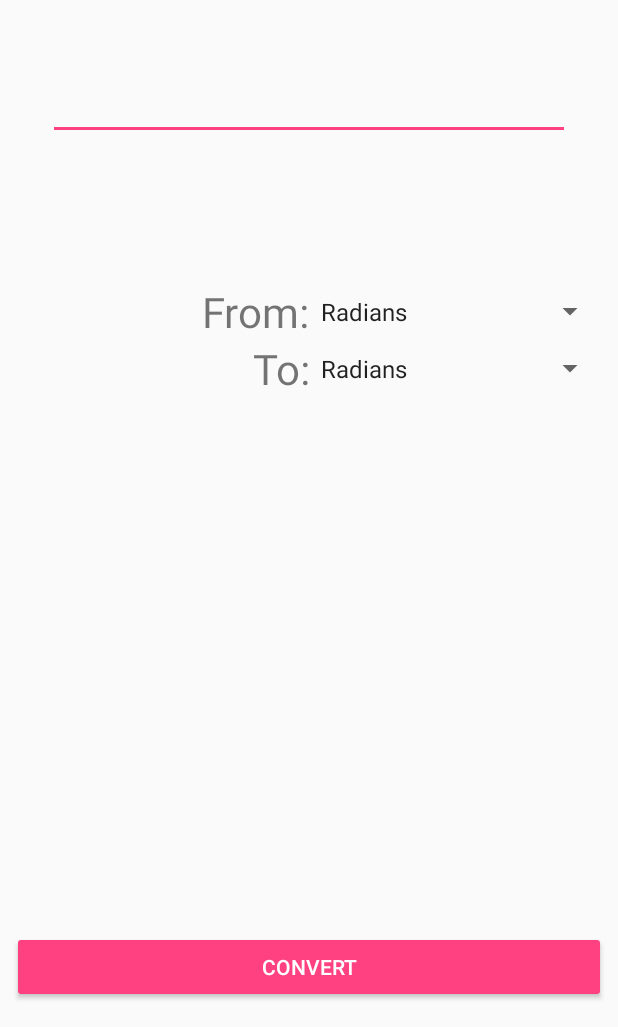
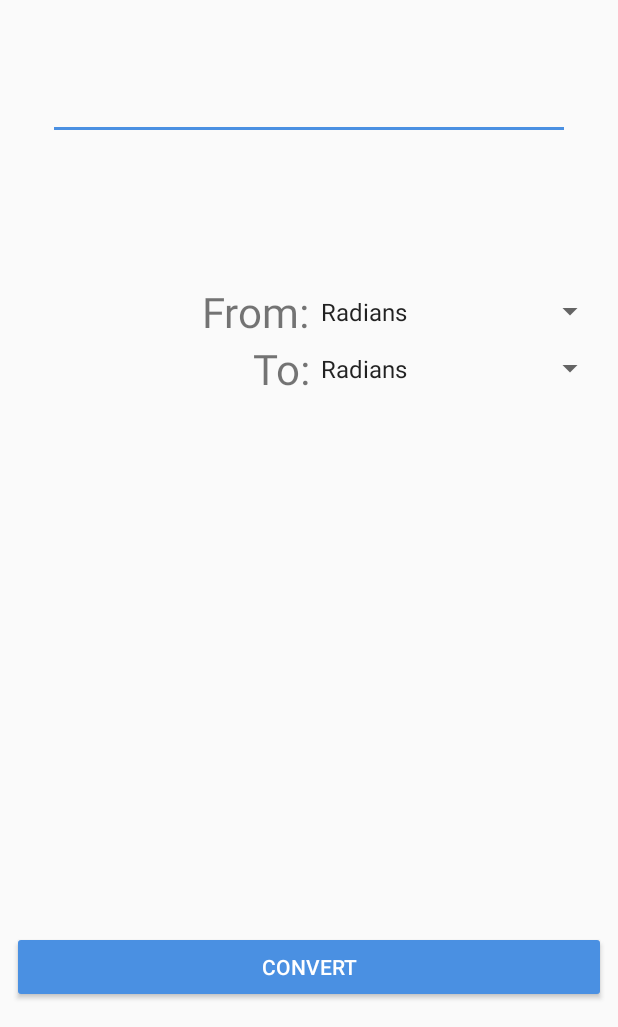
Before and after one commit to Blunderchips/Android-Angle-Converter, an Android app: the screen it shows after launch (MainActivity), on a phone screen of 412 x 824 dp, the part 209-1236 px from its top. Run offline under Robolectric (Android 15) with nearby library versions, the phone set to English and light mode, and no system bars; our stand-ins replace AdMob.

Commit message:
Minor Update
Changed accent colour to #4A90E2

```diff
--- a/Angle Converter/app/src/main/res/values/colors.xml
+++ b/Angle Converter/app/src/main/res/values/colors.xml
@@ -2,5 +2,5 @@
 <resources>
     <color name="colorPrimary">#3F51B5</color>
     <color name="colorPrimaryDark">#303F9F</color>
-    <color name="colorAccent">#FF4081</color>
+    <color name="colorAccent">#4A90E2</color>
 </resources>
```
Also changed, not shown: 1 other file.
